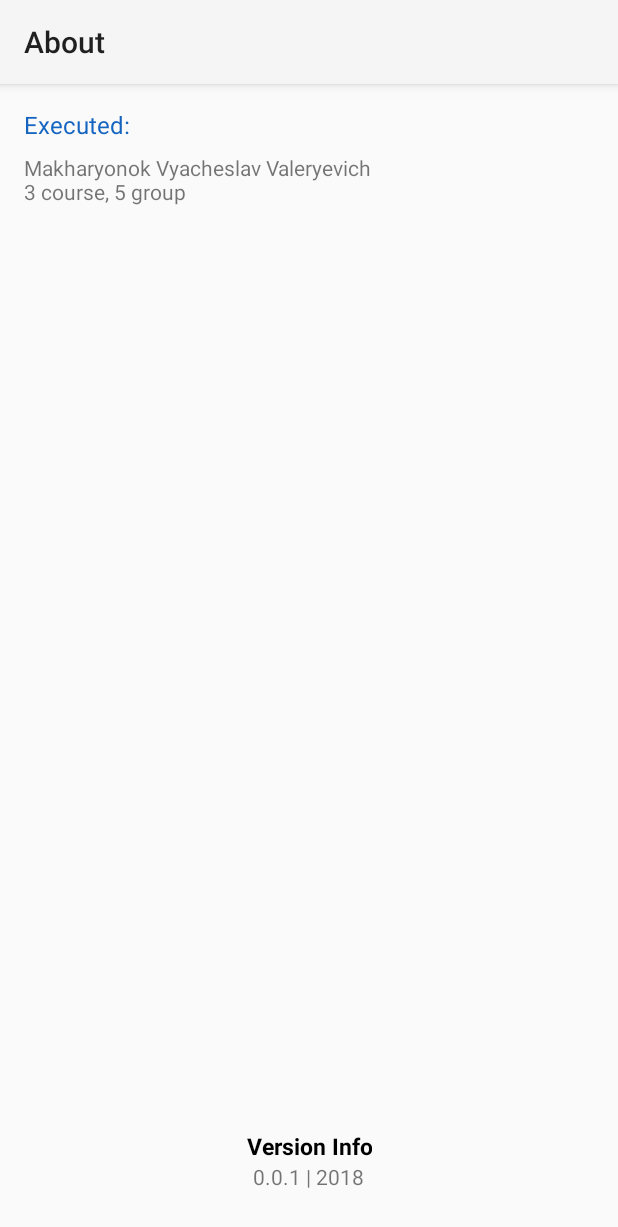
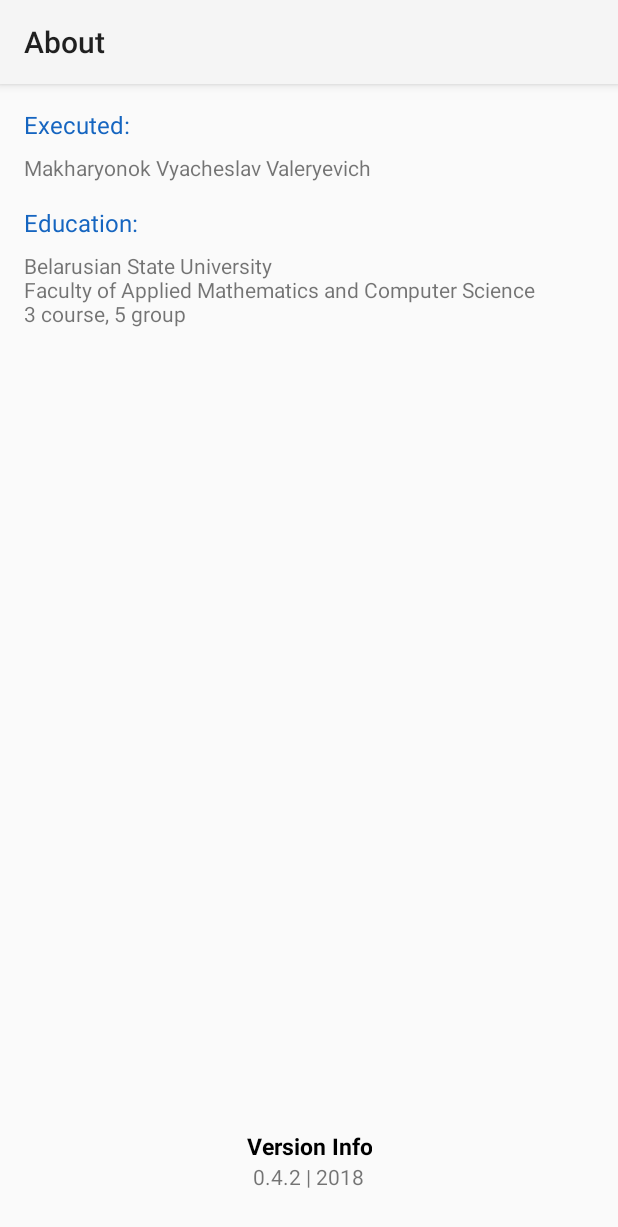
Before and after one commit to amciof/IMusic, an Android app: the AboutActivity screen opened directly, with no data from a screen before it, on a phone screen of 412 x 824 dp. Shown: the top 1227 px of the screen. Run offline under Robolectric (Android 15) with nearby library versions, the phone set to English and light mode, and no system bars.

Commit message:
Done About Activity

```diff
--- a/app/src/main/res/layout/activity_about.xml
+++ b/app/src/main/res/layout/activity_about.xml
@@ -31,6 +31,22 @@
             android:layout_marginTop="8dp"
             android:text="@string/activity_about_author" />
 
+        <TextView
+            android:id="@+id/textView3"
+            android:layout_width="wrap_content"
+            android:layout_height="wrap_content"
+            android:layout_marginTop="16dp"
+            android:text="@string/activity_about_title_education"
+            android:textColor="@color/colorPrimary"
+            android:textSize="16sp" />
+
+        <TextView
+            android:id="@+id/textView4"
+            android:layout_width="wrap_content"
+            android:layout_height="wrap_content"
+            android:layout_marginTop="8dp"
+            android:text="@string/activity_about_education" />
+
     </LinearLayout>
 
     <LinearLayout
@@ -42,7 +58,7 @@
         app:layout_constraintBottom_toBottomOf="parent">
 
         <TextView
-            android:id="@+id/textView7"
+            android:id="@+id/textView5"
             android:gravity="center"
             android:layout_width="wrap_content"
             android:layout_height="wrap_content"
@@ -54,7 +70,7 @@
             android:textStyle="bold" />
 
         <TextView
-            android:id="@+id/textView8"
+            android:id="@+id/textView6"
             android:layout_width="wrap_content"
             android:layout_height="wrap_content"
             android:layout_marginLeft="16dp"
--- a/app/src/main/res/values/strings.xml
+++ b/app/src/main/res/values/strings.xml
@@ -6,9 +6,11 @@
     // About Activity
     <string name="activity_about">About</string>
     <string name="activity_about_title_author">Executed:</string>
-    <string name="activity_about_author">Makharyonok Vyacheslav Valeryevich\n3 course, 5 group</string>
+    <string name="activity_about_author">Makharyonok Vyacheslav Valeryevich</string>
+    <string name="activity_about_title_education">Education:</string>
+    <string name="activity_about_education">Belarusian State University\nFaculty of Applied Mathematics and Computer Science\n3 course, 5 group</string>
     <string name="activity_about_title_version">Version Info</string>
-    <string name="activity_about_version">0.0.1 | 2018</string>
+    <string name="activity_about_version">0.4.2 | 2018</string>
     // Settings
     <string name="settings_about">About</string>
 </resources>
```
Also changed, not shown: 2 other files.
